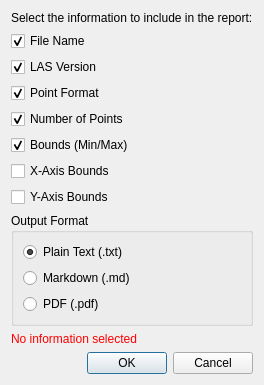
The window that plugin_ui/report_form.ui (Skoolzon3/MyLiDAR) describes before a commit, drawn with Qt 5.
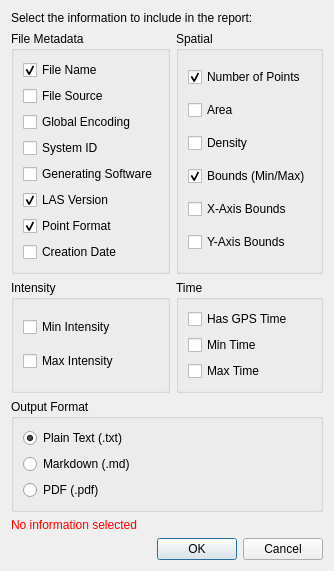
The same window after the commit.

What changed in the file:
```diff
--- a/plugin_ui/report_form.ui
+++ b/plugin_ui/report_form.ui
@@ -13,6 +13,15 @@
                     </property>
                 </widget>
             </item>
+
+            <item>
+                <layout class="QGridLayout" name="gridLayoutGroups">
+                    <item row="0" column="0">
+                        <widget class="QGroupBox" name="groupFileMetadata">
+                            <property name="title">
+                                <string>File Metadata</string>
+                            </property>
+                            <layout class="QVBoxLayout" name="verticalLayoutFileMetadata">
             <item>
                 <widget class="QCheckBox" name="checkFileName">
                     <property name="text">
@@ -23,6 +32,34 @@
                     </property>
                 </widget>
             </item>
+                                <item>
+                                    <widget class="QCheckBox" name="checkFileSource">
+                                        <property name="text">
+                                            <string>File Source</string>
+                                        </property>
+                                    </widget>
+                                </item>
+                                <item>
+                                    <widget class="QCheckBox" name="checkGlobalEncoding">
+                                        <property name="text">
+                                            <string>Global Encoding</string>
+                                        </property>
+                                    </widget>
+                                </item>
+                                <item>
+                                    <widget class="QCheckBox" name="checkSystemId">
+                                        <property name="text">
+                                            <string>System ID</string>
+                                        </property>
+                                    </widget>
+                                </item>
+                                <item>
+                                    <widget class="QCheckBox" name="checkGenSoftware">
+                                        <property name="text">
+                                            <string>Generating Software</string>
+                                        </property>
+                                    </widget>
+                                </item>
             <item>
                 <widget class="QCheckBox" name="checkVersion">
                     <property name="text">
@@ -44,6 +81,23 @@
                 </widget>
             </item>
             <item>
+                                    <widget class="QCheckBox" name="checkCreationDate">
+                                        <property name="text">
+                                            <string>Creation Date</string>
+                                        </property>
+                                    </widget>
+                                </item>
+                            </layout>
+                        </widget>
+                    </item>
+
+                    <item row="0" column="1">
+                        <widget class="QGroupBox" name="groupSpatial">
+                            <property name="title">
+                                <string>Spatial</string>
+                            </property>
+                            <layout class="QVBoxLayout" name="verticalLayoutSpatial">
+                                <item>
                 <widget class="QCheckBox" name="checkNumPoints">
                     <property name="text">
                         <string>Number of Points</string>
@@ -53,6 +107,20 @@
                     </property>
                 </widget>
             </item>
+                                <item>
+                                    <widget class="QCheckBox" name="checkArea">
+                                        <property name="text">
+                                            <string>Area</string>
+                                        </property>
+                                    </widget>
+                                </item>
+                                <item>
+                                    <widget class="QCheckBox" name="checkDensity">
+                                        <property name="text">
+                                            <string>Density</string>
+                                        </property>
+                                    </widget>
+                                </item>
             <item>
                 <widget class="QCheckBox" name="checkBounds">
                     <property name="text">
@@ -83,6 +151,67 @@
                     </property>
                 </widget>
             </item>
+                            </layout>
+                        </widget>
+                    </item>
+
+                    <item row="1" column="0">
+                        <widget class="QGroupBox" name="groupIntensity">
+                            <property name="title">
+                                <string>Intensity</string>
+                            </property>
+                            <layout class="QVBoxLayout" name="verticalLayoutIntensity">
+                                <item>
+                                    <widget class="QCheckBox" name="checkMinIntensity">
+                                        <property name="text">
+                                            <string>Min Intensity</string>
+                                        </property>
+                                    </widget>
+                                </item>
+                                <item>
+                                    <widget class="QCheckBox" name="checkMaxIntensity">
+                                        <property name="text">
+                                            <string>Max Intensity</string>
+                                        </property>
+                                    </widget>
+                                </item>
+                            </layout>
+                        </widget>
+                    </item>
+
+                    <item row="1" column="1">
+                        <widget class="QGroupBox" name="groupTime">
+                            <property name="title">
+                                <string>Time</string>
+                            </property>
+                            <layout class="QVBoxLayout" name="verticalLayoutTime">
+                                <item>
+                                    <widget class="QCheckBox" name="checkHasGpsTime">
+                                        <property name="text">
+                                            <string>Has GPS Time</string>
+                                        </property>
+                                    </widget>
+                                </item>
+                                <item>
+                                    <widget class="QCheckBox" name="checkMinTime">
+                                        <property name="text">
+                                            <string>Min Time</string>
+                                        </property>
+                                    </widget>
+                                </item>
+                                <item>
+                                    <widget class="QCheckBox" name="checkMaxTime">
+                                        <property name="text">
+                                            <string>Max Time</string>
+                                        </property>
+                                    </widget>
+                                </item>
+                            </layout>
+                        </widget>
+                    </item>
+                </layout>
+            </item>
+
             <item>
                 <widget class="QGroupBox" name="groupOutputFormat">
                     <property name="title">
```
Left out of the diff: 4 changed lines with no effect on the pictures. Lines whose indentation alone changed are shown as unchanged.
